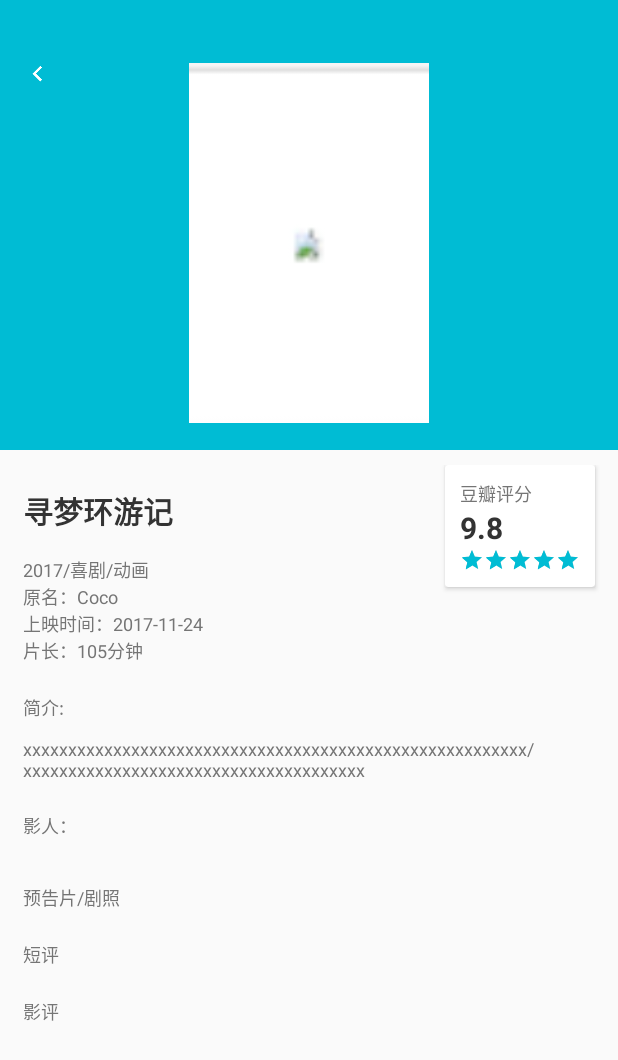
After one commit to vivianluomin/Tickets, an Android app: the Movie_Details_Activity screen opened directly, with no data from a screen before it, on a phone screen of 412 x 824 dp. The commit adds this screen. Shown: the top 1060 px of the screen. Run offline under Robolectric (Android 15) with nearby library versions, the phone set to English and light mode, and no system bars.

Commit message:
MovieDatilUI完成

```diff
--- a/app/build.gradle
+++ b/app/build.gradle
@@ -40,4 +40,5 @@ dependencies {
     compile 'com.google.code.gson:gson:2.3.1'
     compile 'com.squareup.okhttp3:okhttp:3.9.0'
     compile 'com.github.bumptech.glide:glide:3.7.0'
+    compile 'com.android.support:cardview-v7:25.3.1'
 }
--- a/app/src/main/AndroidManifest.xml
+++ b/app/src/main/AndroidManifest.xml
@@ -31,14 +31,15 @@
 
         <meta-data
             android:name="com.baidu.lbsapi.API_KEY"
-            android:value="F0e0x08Lgr1qG0m28lavhTpqQIFZgzGM"></meta-data>
+            android:value="F0e0x08Lgr1qG0m28lavhTpqQIFZgzGM" />
 
         <service
             android:name="com.baidu.location.f"
             android:enabled="true"
             android:process=":remote" />
 
-        <activity android:name=".activities.TrainStationActivity"></activity>
+        <activity android:name=".activities.TrainStationActivity" />
+        <activity android:name=".activities.Movie_Details_Activity"></activity>
     </application>
 
 </manifest>
--- a/app/src/main/java/com/example/asus1/trainticket/Adapter/MovieApdater.java
+++ b/app/src/main/java/com/example/asus1/trainticket/Adapter/MovieApdater.java
@@ -3,6 +3,7 @@ package com.example.asus1.trainticket.Adapter;
 import android.content.Context;
 import android.support.v4.app.FragmentManager;
 import android.support.v7.widget.RecyclerView;
+import android.view.View;
 import android.view.ViewGroup;
 import android.widget.RelativeLayout;
 
@@ -19,7 +20,7 @@ import java.util.List;
  * Created by asus1 on 2017/11/23.
  */
 
-public class MovieApdater extends RecyclerView.Adapter {
+public class MovieApdater extends RecyclerView.Adapter implements View.OnClickListener{
 
 
     private Context mContext;
@@ -28,6 +29,7 @@ public class MovieApdater extends RecyclerView.Adapter {
     private final  int mHEAD = 0;
     private final  int mITEM = 1;
     private HeadHolder headHolder;
+    private View_Movie_item.RecyclerViewItemListener mRecyclerViewListener = null;
 
     public MovieApdater(Context context, List<Movie_subject> subjects, FragmentManager fm) {
         mContext = context;
@@ -52,7 +54,11 @@ public class MovieApdater extends RecyclerView.Adapter {
         }
 
 
-        return  new ItemHolder(new View_Movie_item(mContext));
+        View_Movie_item item =  new View_Movie_item(mContext);
+        item.setOnClickListener(this);
+        ItemHolder itemHolder = new ItemHolder(item);
+
+        return  itemHolder;
 
     }
 
@@ -75,11 +81,26 @@ public class MovieApdater extends RecyclerView.Adapter {
 
         }
 
-        if(position!=0&&position<mSubjects.size()){
+        if(position!=0){
 
-            ((ItemHolder)holder).setData(mSubjects.get(position));
+
+            ((ItemHolder)holder).setData(mSubjects.get(position-1));
+            ((ItemHolder)holder).mView.setTag(position-1);
+
         }
 
+    }
+
+    public void setLintenser(View_Movie_item.RecyclerViewItemListener lintenser){
+        mRecyclerViewListener = lintenser;
+    }
+
+    @Override
+    public void onClick(View v) {
+
+        if(mRecyclerViewListener!=null){
+            mRecyclerViewListener.onItemClick((int)v.getTag());
+        }
     }
 
     @Override
--- a/app/src/main/java/com/example/asus1/trainticket/ContentUtill/Constants.java
+++ b/app/src/main/java/com/example/asus1/trainticket/ContentUtill/Constants.java
@@ -12,6 +12,9 @@ public class Constants {
 
     public static String Movie_BG = "https://api.douban.com/v2/movie/subject/";
     public static String Movie_BG_Param = "/photos?apikey=0b2bdeda43b5688921839c8ecb20399b&start=0&count=1&client=something&udid=dddddddddddddddddddddd";
+    public static String Movie_detail = "http://api.douban.com/v2/movie/subject/";
+    public static String Movie_deatail_Param = "?apikey=0b2bdeda43b5688921839c8ecb20399b&city=%E5%8C%97%E4%BA%AC&client=&udid=";
+
 
     public static String Weather_ICON = "https://cdn.heweather.com/cond_icon/";
 
--- a/app/src/main/java/com/example/asus1/trainticket/Fragments/MovieTicketFragment.java
+++ b/app/src/main/java/com/example/asus1/trainticket/Fragments/MovieTicketFragment.java
@@ -1,30 +1,29 @@
 package com.example.asus1.trainticket.Fragments;
 
+import android.content.Intent;
 import android.os.Bundle;
 import android.support.annotation.Nullable;
 import android.support.v4.app.Fragment;
 import android.support.v4.app.FragmentManager;
-import android.support.v4.view.ViewPager;
 import android.support.v7.widget.LinearLayoutManager;
 import android.support.v7.widget.RecyclerView;
+import android.util.Log;
 import android.view.LayoutInflater;
 import android.view.View;
 import android.view.ViewGroup;
-import android.widget.ImageView;
-import android.widget.LinearLayout;
-import android.widget.RelativeLayout;
 
 import com.example.asus1.trainticket.Adapter.MovieApdater;
-import com.example.asus1.trainticket.Adapter.ViewPagerAdapter;
+import com.example.asus1.trainticket.activities.Movie_Details_Activity;
 import com.example.asus1.trainticket.ContentUtill.Constants;
 import com.example.asus1.trainticket.Moduls.Movie_subject;
 import com.example.asus1.trainticket.Moduls.Moview_Data;
 import com.example.asus1.trainticket.R;
 import com.example.asus1.trainticket.Utils.HttpUtils;
-import com.example.asus1.trainticket.Views.ViewpagerRuns;
+import com.example.asus1.trainticket.Views.View_Movie_item;
 import com.google.gson.Gson;
 
 import java.io.IOException;
+import java.security.acl.LastOwnerException;
 import java.util.ArrayList;
 import java.util.List;
 
@@ -35,7 +34,7 @@ import okhttp3.Response;
  * Created by asus1 on 2017/11/18.
  */
 
-public class MovieTicketFragment extends Fragment  {
+public class MovieTicketFragment extends Fragment implements View_Movie_item.RecyclerViewItemListener {
 
     private RecyclerView mRelative;
     private MovieApdater mAdapter;
@@ -59,9 +58,11 @@ public class MovieTicketFragment extends Fragment  {
     private void init(View view){
         mRelative = (RecyclerView) view.findViewById(R.id.rv_recyclerview);
         mAdapter = new MovieApdater(getContext(),mSubjects,getChildFragmentManager());
+        mAdapter.setLintenser(this);
         mFm = getFragmentManager();
         mRelative.setLayoutManager(new LinearLayoutManager(getContext()));
         mRelative.setAdapter(mAdapter);
+
         requestData();
 
     }
@@ -72,6 +73,14 @@ public class MovieTicketFragment extends Fragment  {
 
     }
 
+    @Override
+    public void onItemClick(int position) {
+        String url = Constants.Movie_detail+mSubjects.get(position).getId()+Constants.Movie_deatail_Param;
+        Log.d("id",String.valueOf(mSubjects.get(position).getId()));
+        Intent intent = new Intent(getContext(), Movie_Details_Activity.class);
+        intent.putExtra("url",url);
+        startActivity(intent);
+    }
 
     HttpUtils.CallBackLinstener callBack = new HttpUtils.CallBackLinstener() {
         @Override
--- a/app/src/main/java/com/example/asus1/trainticket/Holder/ItemHolder.java
+++ b/app/src/main/java/com/example/asus1/trainticket/Holder/ItemHolder.java
@@ -13,7 +13,7 @@ import java.util.List;
  */
 
 public class ItemHolder extends RecyclerView.ViewHolder {
-    private View_Movie_item mView;
+    public View_Movie_item mView;
     public ItemHolder(View itemView) {
 
         super(itemView);
--- a/app/src/main/java/com/example/asus1/trainticket/Views/View_Movie_item.java
+++ b/app/src/main/java/com/example/asus1/trainticket/Views/View_Movie_item.java
@@ -27,6 +27,7 @@ public class View_Movie_item extends RelativeLayout {
     private TextView mTitle;
     private TextView mDration;
     private RatingBar mRating;
+    private TextView mRatingText;
     private TextView mDirectors;
     private TextView mActors;
 
@@ -52,13 +53,18 @@ public class View_Movie_item extends RelativeLayout {
         mRating = (RatingBar)view.findViewById(R.id.rb_rating);
         mDirectors = (TextView)view.findViewById(R.id.tv_directors);
         mActors = (TextView)view.findViewById(R.id.tv_actors);
+        mRatingText = (TextView)view.findViewById(R.id.tv_rating);
 
     }
 
     public void setData(Movie_subject subject){
-        mRating.setRating(subject.getmRatings().getmAverage());
+        mRating.setRating(subject.getmRatings().getmAverage()/2);
+        mRatingText.setText(String.valueOf(subject.getmRatings().getmAverage()));
         mTitle.setText(subject.getmTitle());
-        mDration.setText(subject.getmDuration()[0]);
+        if(subject.getmDuration().length>0){
+            mDration.setText(subject.getmDuration()[0]);
+        }
+
         Glide.with(mContext)
                 .load(subject.getmImages().getmSmall())
                 .placeholder(R.mipmap.bg_failed)
@@ -85,4 +91,8 @@ public class View_Movie_item extends RelativeLayout {
         mActors.setText("演员:"+ac);
 
     }
+
+    public interface RecyclerViewItemListener{
+        void onItemClick(int position);
+    }
 }
--- /dev/null
+++ b/app/src/main/java/com/example/asus1/trainticket/activities/Movie_Details_Activity.java
@@ -0,0 +1,15 @@
+package com.example.asus1.trainticket.activities;
+
+import android.support.v7.app.AppCompatActivity;
+import android.os.Bundle;
+
+import com.example.asus1.trainticket.R;
+
+public class Movie_Details_Activity extends BaseActivity {
+
+    @Override
+    protected void onCreate(Bundle savedInstanceState) {
+        super.onCreate(savedInstanceState);
+        setContentView(R.layout.activity_movie__details_);
+    }
+}
--- /dev/null
+++ b/app/src/main/res/layout/activity_movie__details_.xml
@@ -0,0 +1,275 @@
+<?xml version="1.0" encoding="utf-8"?>
+<android.support.design.widget.CoordinatorLayout xmlns:android="http://schemas.android.com/apk/res/android"
+    xmlns:app="http://schemas.android.com/apk/res-auto"
+    xmlns:tools="http://schemas.android.com/tools"
+    android:layout_width="match_parent"
+    android:layout_height="match_parent"
+    android:orientation="vertical"
+    tools:context="com.example.asus1.trainticket.activities.Movie_Details_Activity">
+
+    <android.support.design.widget.AppBarLayout
+        android:layout_width="match_parent"
+        android:layout_height="300dp"
+        android:background="@color/mian_bule"
+        android:paddingTop="24dp"
+        >
+
+        <android.support.design.widget.CollapsingToolbarLayout
+            android:id="@+id/collapsing"
+            android:layout_width="match_parent"
+            android:layout_height="match_parent"
+            app:contentScrim="@color/mian_bule"
+            app:expandedTitleMarginEnd="60dp"
+            app:expandedTitleMarginStart="50dp"
+            app:layout_scrollFlags="scroll|exitUntilCollapsed">
+
+            <ImageView
+                android:id="@+id/iv_back"
+                android:layout_width="50dp"
+                android:layout_height="50dp"
+                android:scaleType="center"
+                android:src="@mipmap/ic_back" />
+
+            <ImageView
+                android:id="@+id/iv_cover"
+                android:layout_width="160dp"
+                android:layout_height="240dp"
+                android:layout_gravity="center"
+                android:scaleType="centerCrop"
+                android:src="@mipmap/bg_failed" />
+
+
+        </android.support.design.widget.CollapsingToolbarLayout>
+
+    </android.support.design.widget.AppBarLayout>
+
+    <android.support.v4.widget.NestedScrollView
+        android:layout_width="match_parent"
+        android:layout_height="wrap_content"
+        app:layout_behavior="@string/appbar_scrolling_view_behavior"
+        android:layout_marginTop="10dp"
+
+        >
+
+        <LinearLayout
+            android:layout_width="match_parent"
+            android:layout_height="wrap_content"
+            android:orientation="vertical"
+            >
+
+        <RelativeLayout
+            android:layout_width="match_parent"
+            android:layout_height="wrap_content">
+
+        <LinearLayout
+            android:layout_width="wrap_content"
+            android:layout_height="wrap_content"
+            android:orientation="vertical"
+            android:id="@+id/ll_layout"
+            >
+
+            <TextView
+                android:layout_width="wrap_content"
+                android:layout_height="wrap_content"
+                android:id="@+id/tv_movie_title"
+                android:textSize="20sp"
+                android:textColor="@color/text_color"
+                android:textStyle="bold"
+                android:text="寻梦环游记"
+                android:padding="15dp"
+                />
+
+            <TextView
+                android:layout_width="wrap_content"
+                android:layout_height="wrap_content"
+                android:id="@+id/tv_type"
+                android:textSize="12sp"
+                android:textColor="@color/text_hint"
+                android:layout_marginLeft="15dp"
+                android:text="2017/喜剧/动画"
+                />
+
+            <TextView
+                android:layout_width="wrap_content"
+                android:layout_height="wrap_content"
+                android:id="@+id/tv_yuanming"
+                android:textColor="@color/text_hint"
+                android:textSize="12sp"
+                android:text="原名：Coco"
+                android:layout_marginLeft="15dp"
+                />
+            <TextView
+                android:layout_width="wrap_content"
+                android:layout_height="wrap_content"
+                android:id="@+id/tv_onShowTime"
+                android:textSize="12sp"
+                android:textColor="@color/text_hint"
+                android:text="上映时间：2017-11-24"
+                android:layout_marginLeft="15dp"
+                />
+            <TextView
+                android:layout_width="wrap_content"
+                android:layout_height="wrap_content"
+                android:id="@+id/tv_duration"
+                android:textSize="12sp"
+                android:textColor="@color/text_hint"
+                android:text="片长：105分钟"
+                android:layout_marginLeft="15dp"
+                />
+
+
+
+        </LinearLayout>
+
+
+            <android.support.v7.widget.CardView
+                android:layout_width="wrap_content"
+                android:layout_height="wrap_content"
+                android:layout_alignParentRight="true"
+                android:layout_marginRight="15dp"
+
+                >
+
+                <LinearLayout
+                    android:layout_width="wrap_content"
+                    android:layout_height="wrap_content"
+                    android:orientation="vertical"
+                    android:padding="10dp"
+                    >
+
+                <TextView
+                    android:layout_width="wrap_content"
+                    android:layout_height="wrap_content"
+                    android:textSize="12sp"
+                    android:textColor="@color/text_hint"
+                    android:text="@string/douban"
+                    />
+                <TextView
+                    android:layout_width="wrap_content"
+                    android:layout_height="wrap_content"
+                    android:id="@+id/tv_rating"
+                    android:textColor="@color/text_color"
+                    android:textStyle="bold"
+                    android:textSize="20sp"
+                    android:text="9.8"
+                    />
+
+                    <RatingBar
+                        android:layout_width="wrap_content"
+                        android:layout_height="wrap_content"
+                        style="@style/Base.Widget.AppCompat.RatingBar.Small"
+                        android:stepSize="0.1"
+                        android:rating="4.9"
+                        />
+
+            </LinearLayout>
+            </android.support.v7.widget.CardView>
+
+            <TextView
+                android:layout_width="wrap_content"
+                android:layout_height="wrap_content"
+                android:id="@+id/tv_jianjie"
+                android:textSize="12sp"
+                android:textColor="@color/text_hint"
+                android:text="@string/jianjie"
+                android:layout_below="@id/ll_layout"
+                android:layout_marginLeft="15dp"
+                android:layout_marginTop="20dp"
+                />
+
+            <TextView
+                android:layout_width="wrap_content"
+                android:layout_height="wrap_content"
+                android:id="@+id/tv_summary"
+                android:textSize="12sp"
+                android:textColor="@color/text_hint"
+                android:text="xxxxxxxxxxxxxxxxxxxxxxxxxxxxxxxxxxxxxxxxxxxxxxxxxxxxxxxx/xxxxxxxxxxxxxxxxxxxxxxxxxxxxxxxxxxxxxx"
+                android:layout_below="@id/tv_jianjie"
+                android:paddingTop="10dp"
+                android:paddingLeft="15dp"
+                android:paddingRight="15dp"
+                />
+
+        </RelativeLayout>
+
+            <TextView
+                android:layout_width="wrap_content"
+                android:layout_height="wrap_content"
+                android:textSize="12sp"
+                android:textColor="@color/text_hint"
+                android:text="@string/actors"
+                android:layout_marginLeft="15dp"
+                android:layout_marginTop="20dp"
+                />
+
+           <android.support.v7.widget.RecyclerView
+               android:layout_width="wrap_content"
+               android:layout_height="wrap_content"
+               android:id="@+id/rv_recyclerview_actorphoto"
+               android:layout_marginTop="10dp"
+               >
+
+
+           </android.support.v7.widget.RecyclerView>
+
+            <TextView
+                android:layout_width="wrap_content"
+                android:layout_height="wrap_content"
+                android:textSize="12sp"
+                android:textColor="@color/text_hint"
+                android:text="@string/juzhao"
+                android:layout_marginLeft="15dp"
+                android:layout_marginTop="20dp"
+                />
+
+            <android.support.v7.widget.RecyclerView
+                android:layout_width="wrap_content"
+                android:layout_height="wrap_content"
+                android:id="@+id/rv_recyclerview_photo"
+                >
+
+
+            </android.support.v7.widget.RecyclerView>
+
+            <TextView
+                android:layout_width="wrap_content"
+                android:layout_height="wrap_content"
+                android:textSize="12sp"
+                android:textColor="@color/text_hint"
+                android:text="@string/shortcomment"
+                android:layout_marginLeft="15dp"
+                android:layout_marginTop="20dp"
+                />
+
+            <android.support.v7.widget.RecyclerView
+                android:layout_width="wrap_content"
+                android:layout_height="wrap_content"
+                android:id="@+id/rv_recyclerview_shortcomment"
+                >
+
+
+            </android.support.v7.widget.RecyclerView>
+
+            <TextView
+                android:layout_width="wrap_content"
+                android:layout_height="wrap_content"
+                android:textSize="12sp"
+                android:textColor="@color/text_hint"
+                android:text="@string/moviecomment"
+                android:layout_marginLeft="15dp"
+                android:layout_marginTop="20dp"
+                />
+            <android.support.v7.widget.RecyclerView
+                android:layout_width="wrap_content"
+                android:layout_height="wrap_content"
+                android:id="@+id/rv_recyclerview_moviecomment"
+                >
+
+
+            </android.support.v7.widget.RecyclerView>
+
+
+        </LinearLayout>
+
+    </android.support.v4.widget.NestedScrollView>
+</android.support.design.widget.CoordinatorLayout>
--- a/app/src/main/res/layout/view_movie_item.xml
+++ b/app/src/main/res/layout/view_movie_item.xml
@@ -29,12 +29,15 @@
         android:layout_marginLeft="10dp"
         >
 
-        <RelativeLayout
+        <LinearLayout
             android:layout_width="match_parent"
-            android:layout_height="wrap_content">
+            android:layout_height="wrap_content"
+            android:orientation="horizontal"
+            >
             <TextView
-                android:layout_width="wrap_content"
+                android:layout_width="0dp"
                 android:layout_height="wrap_content"
+                android:layout_weight="1"
                 android:id="@+id/tv_movie_title"
                 android:textColor="@color/text_color"
                 android:textSize="18sp"
@@ -52,7 +55,7 @@
                 android:layout_marginRight="15dp"
                 />
 
-        </RelativeLayout>
+        </LinearLayout>
 
 
 
@@ -71,6 +74,7 @@
                 android:stepSize="0.1"
                 android:isIndicator="true"
                 android:progress="10"
+
                 />
 
             <TextView
--- a/app/src/main/res/values/strings.xml
+++ b/app/src/main/res/values/strings.xml
@@ -20,4 +20,11 @@
     <string name="yidengzuo">一等座</string>
     <string name="erdengzuo">二等座</string>
     <string name="shangwuzuo">商务座</string>
+    <string name="douban">豆瓣评分</string>
+    <string name="jianjie">简介:</string>
+    <string name="actors">影人：</string>
+    <string name="juzhao">预告片/剧照</string>
+    <string name="shortcomment">短评</string>
+    <string name="moviecomment">影评</string>
+
 </resources>
```
